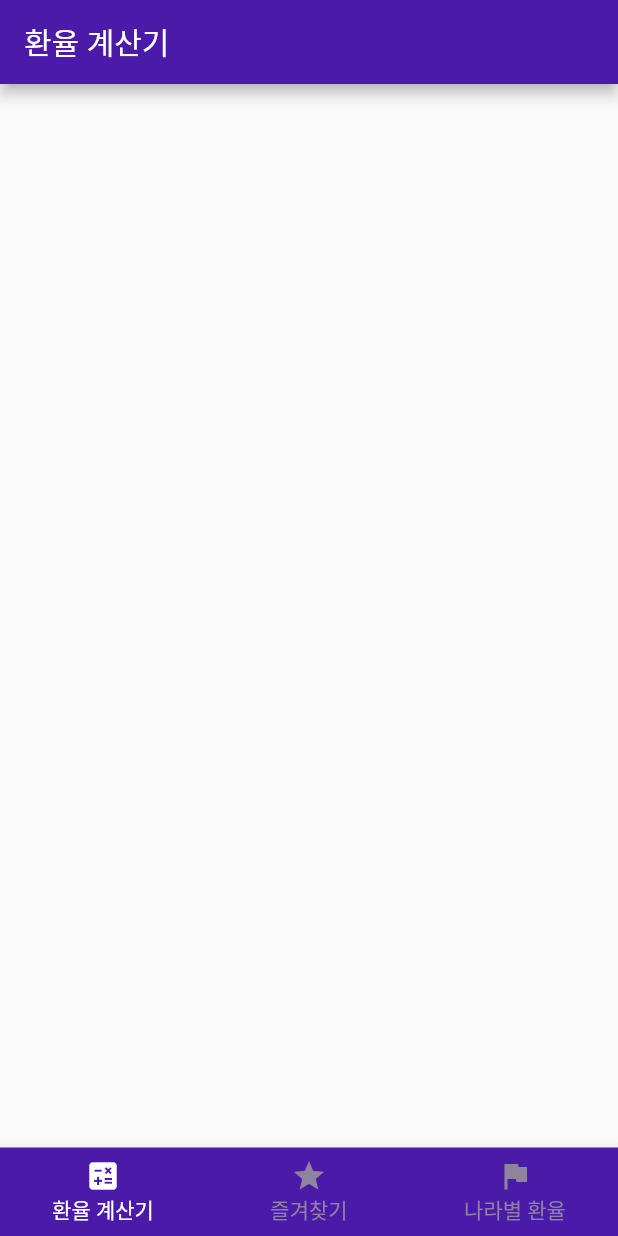
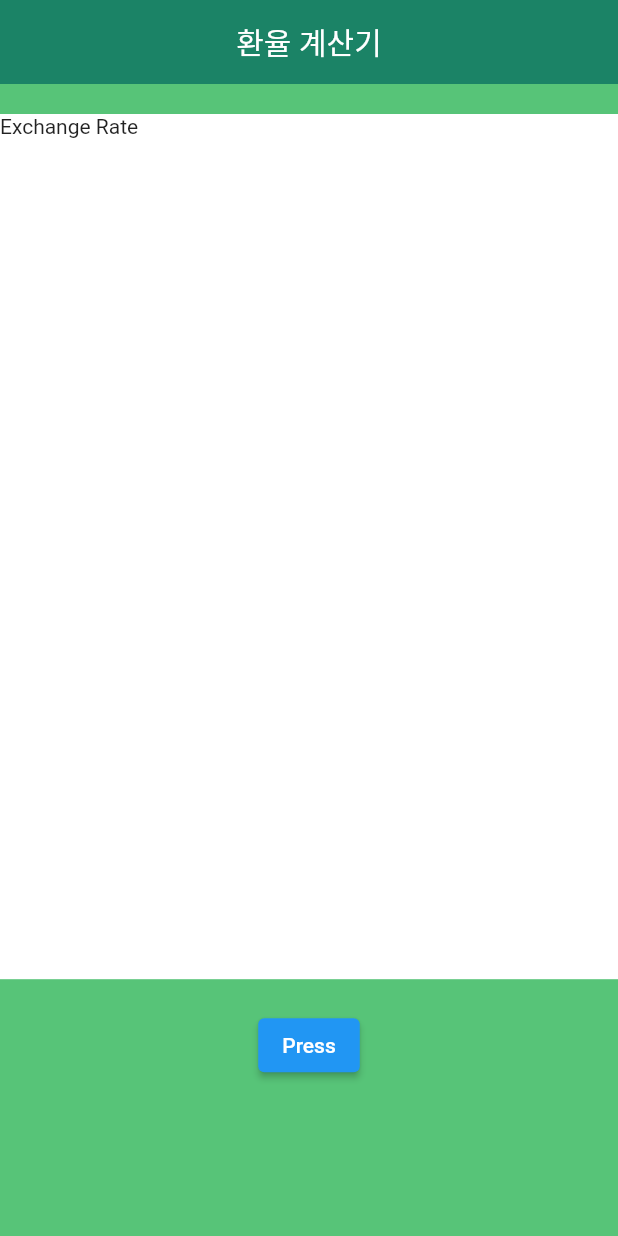
Before and after one commit to Yun-sooyong/exchangeRate, a Flutter app: the screen it shows after launch, on a phone screen of 412 x 824 dp. Run offline on Flutter 3.47's test engine with Material 2 defaults, Android fonts, the light colour scheme and no system bars; our stand-ins replace fluttertoast.

Commit message:
ui 작성 중

```diff
--- a/lib/screens/exchange_screen.dart
+++ b/lib/screens/exchange_screen.dart
@@ -0,0 +1,40 @@
+import 'package:flutter/material.dart';
+import 'package:fluttertoast/fluttertoast.dart';
+
+class ExchangeScreen extends StatefulWidget {
+  _ExchangeScreenState createState() => _ExchangeScreenState();
+}
+
+class _ExchangeScreenState extends State<ExchangeScreen> {
+  @override
+  Widget build(BuildContext context) {
+    var screenHeight = MediaQuery.of(context).size.height;
+    var screenWidth = MediaQuery.of(context).size.width;
+
+    return Column(
+      children: [
+        Container(
+          margin: EdgeInsets.only(top: 20, bottom: 20),
+          height: screenHeight * 0.7,
+          width: screenWidth,
+          color: Colors.white,
+          child: Text('Exchange Rate'),
+        ),
+        Center(
+          child: ElevatedButton(
+            onPressed: () {
+              Fluttertoast.showToast(
+                  msg: "This is button",
+                  toastLength: Toast.LENGTH_SHORT,
+                  timeInSecForIosWeb: 1,
+                  backgroundColor: Colors.grey.withOpacity(0.9),
+                  textColor: Colors.white,
+                  fontSize: 16.0);
+            },
+            child: Text('Press'),
+          ),
+        ),
+      ],
+    );
+  }
+}
--- a/lib/screens/home_screen.dart
+++ b/lib/screens/home_screen.dart
@@ -1,3 +1,4 @@
+import 'package:exchage_rate/screens/exchange_screen.dart';
 import 'package:flutter/material.dart';
 
 class HomeScreen extends StatefulWidget {
@@ -6,42 +7,18 @@ class HomeScreen extends StatefulWidget {
 }
 
 class _HomeScreenState extends State<HomeScreen> {
-  var _selectedIndex = 0;
   @override
   Widget build(BuildContext context) {
-    return Scaffold(
-      appBar: AppBar(
-        title: Text('환율 계산기'),
-        backgroundColor: Color(0xFF4C1AA8),
-      ),
-      // Bottom Navigation Bar 사용
-      bottomNavigationBar: BottomNavigationBar(
-        type: BottomNavigationBarType.fixed,
-        backgroundColor: Color(0xFF4C1AA8),
-        selectedItemColor: Colors.white,
-        unselectedItemColor: Colors.grey.withOpacity(0.8),
-        selectedFontSize: 14,
-        unselectedFontSize: 14,
-        currentIndex: _selectedIndex,
-        onTap: (int index) {
-          setState(() {
-            _selectedIndex = index;
-          });
-        },
-        items: [
-          BottomNavigationBarItem(
-            label: '환율 계산기',
-            icon: Icon(Icons.calculate),
-          ),
-          BottomNavigationBarItem(
-            label: '즐겨찾기',
-            icon: Icon(Icons.star),
-          ),
-          BottomNavigationBarItem(
-            label: '나라별 환율',
-            icon: Icon(Icons.flag),
-          ),
-        ],
+    return SafeArea(
+      child: Scaffold(
+        appBar: AppBar(
+          title: Text('환율 계산기'),
+          centerTitle: true,
+          backgroundColor: Color(0xFF1B8366),
+          elevation: 0.0,
+        ),
+        backgroundColor: Color(0xFF57C478),
+        body: ExchangeScreen(),
       ),
     );
   }
--- a/pubspec.yaml
+++ b/pubspec.yaml
@@ -28,6 +28,7 @@ dependencies:
   # The following adds the Cupertino Icons font to your application.
   # Use with the CupertinoIcons class for iOS style icons.
   cupertino_icons: ^1.0.2
+  fluttertoast: ^8.0.3
 
 dev_dependencies:
   flutter_test:
```
Also changed, not shown: pubspec.lock, 6 other files.
